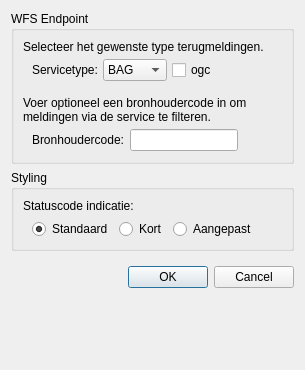
This is plugin/controller/subcontrollers/dialogs/services.ui in 32BT/QGIS-32BT-verbeterdekaart as Qt 5 draws it before an edit. The edited form follows.
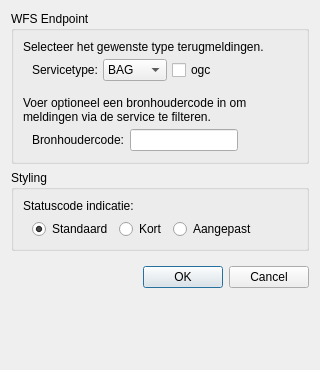
This is the edited form.

What changed in the file:
```diff
--- a/plugin/controller/subcontrollers/dialogs/services.ui
+++ b/plugin/controller/subcontrollers/dialogs/services.ui
@@ -6,7 +6,7 @@
    <rect>
     <x>0</x>
     <y>0</y>
-    <width>305</width>
+    <width>320</width>
     <height>370</height>
    </rect>
   </property>
```
